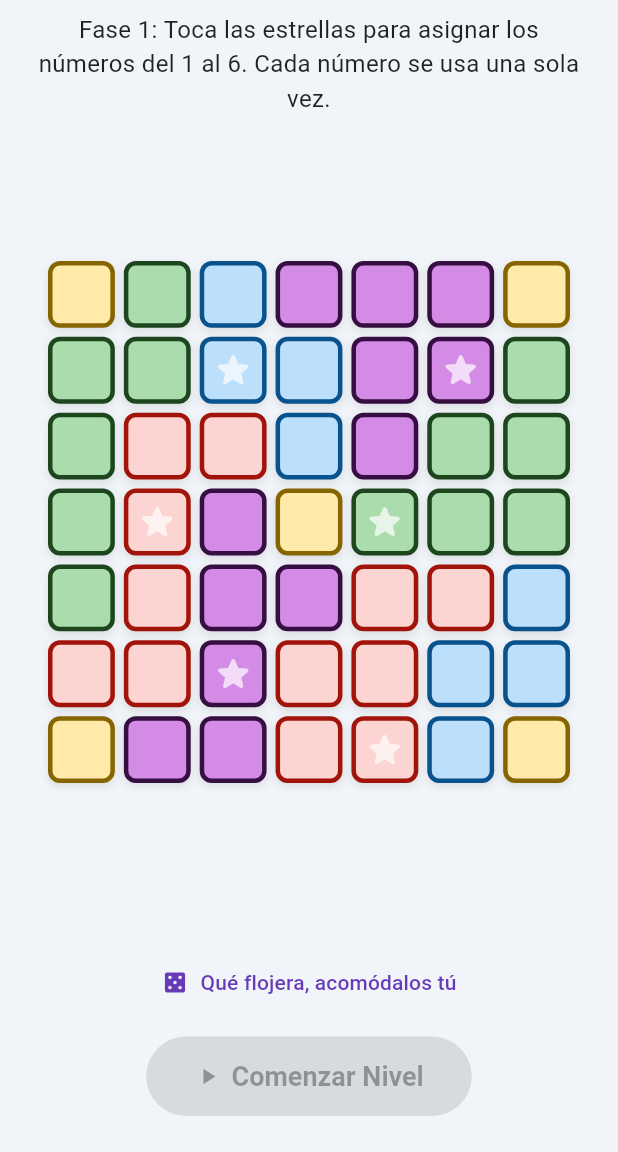
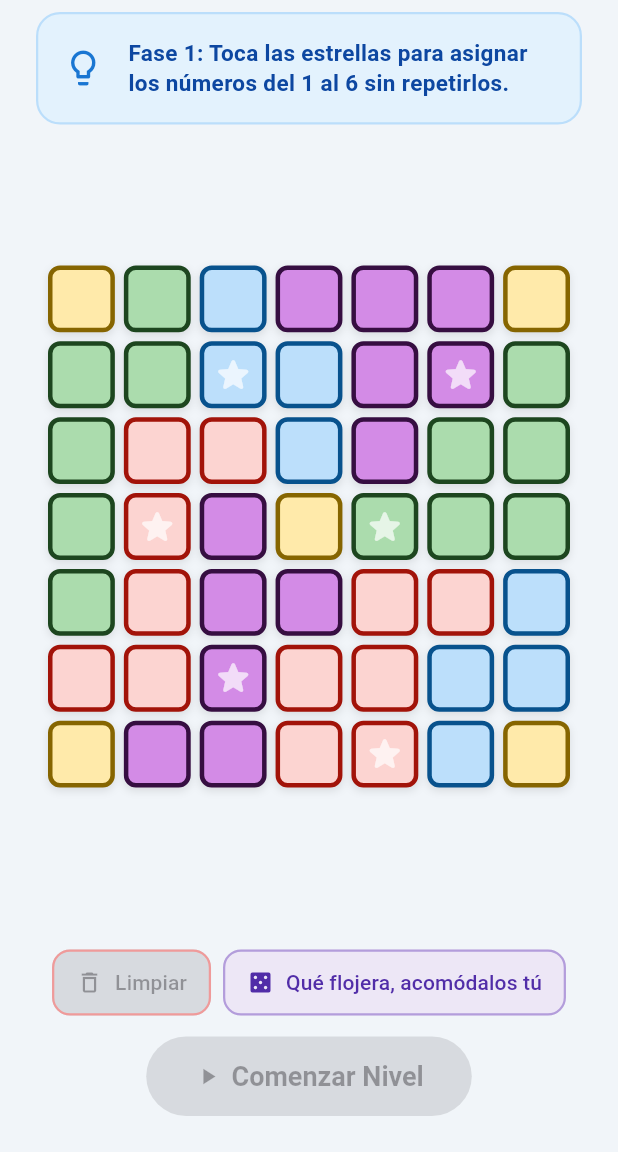
Before and after one commit to fabianMc328/brilliant, a Flutter app: the screen it shows after launch, on a phone screen of 412 x 824 dp, the part 84-1236 px from its top. Run offline on Flutter 3.47's test engine with Material 3 defaults, Android fonts, the phone set to English and light mode, and no system bars; our stand-ins replace flutter_bloc.

Commit message:
boton limpiar creado.

```diff
--- a/lib/juego_evento.dart
+++ b/lib/juego_evento.dart
@@ -22,3 +22,6 @@ class AvanzarJuego extends JuegoEvento {}
 
 /// Llena las 6 casillas iniciales con números del 1 al 6 de forma aleatoria
 class LlenarValoresAleatorios extends JuegoEvento {}
+
+/// Limpia todos los valores colocados en las casillas iniciales
+class LimpiarValoresIniciales extends JuegoEvento {}
--- a/lib/pantalla_juego.dart
+++ b/lib/pantalla_juego.dart
@@ -78,20 +78,42 @@ class _PantallaJuegoState extends State<PantallaJuego> {
                   final yaUsado = estado.valoresColocados.containsValue(numero) &&
                                   estado.valoresColocados[coord] != numero;
 
-                  return ActionChip(
-                    label: Text(
-                      '$numero',
-                      style: const TextStyle(fontSize: 24, fontWeight: FontWeight.bold),
-                    ),
-                    padding: const EdgeInsets.all(12),
-                    backgroundColor: yaUsado ? Colors.grey.shade300 : Colors.white,
-                    disabledColor: Colors.grey.shade300,
-                    onPressed: yaUsado
+                  return InkWell(
+                    onTap: yaUsado
                         ? null
                         : () {
                             context.read<JuegoBloc>().add(ColocarValorInicial(coord, numero));
-                            Navigator.pop(ctx); // Cierra el bottom sheet
+                            Navigator.pop(ctx);
                           },
+                    borderRadius: BorderRadius.circular(16),
+                    child: Container(
+                      width: 64,
+                      height: 64,
+                      decoration: BoxDecoration(
+                        color: yaUsado ? Colors.grey.shade100 : Colors.white,
+                        borderRadius: BorderRadius.circular(16),
+                        border: Border.all(
+                          color: yaUsado ? Colors.grey.shade300 : Colors.blue.shade300,
+                          width: 2,
+                        ),
+                        boxShadow: yaUsado ? [] : [
+                          BoxShadow(
+                            color: Colors.blue.withOpacity(0.15),
+                            blurRadius: 8,
+                            offset: const Offset(0, 4),
+                          )
+                        ],
+                      ),
+                      alignment: Alignment.center,
+                      child: Text(
+                        '$numero',
+                        style: TextStyle(
+                          fontSize: 28,
+                          fontWeight: FontWeight.w900,
+                          color: yaUsado ? Colors.grey.shade400 : Colors.blue.shade800,
+                        ),
+                      ),
+                    ),
                   );
                 }),
               ),
@@ -143,12 +165,32 @@ class _PantallaJuegoState extends State<PantallaJuego> {
             mainAxisAlignment: MainAxisAlignment.center,
             children: [
               if (state is! JuegoEnProgreso)
-                const Padding(
-                  padding: EdgeInsets.symmetric(horizontal: 24.0, vertical: 8.0),
-                  child: Text(
-                    'Fase 1: Toca las estrellas para asignar los números del 1 al 6. Cada número se usa una sola vez.',
-                    textAlign: TextAlign.center,
-                    style: TextStyle(fontSize: 16, color: Colors.black87),
+                Padding(
+                  padding: const EdgeInsets.symmetric(horizontal: 24.0, vertical: 8.0),
+                  child: Container(
+                    padding: const EdgeInsets.all(16),
+                    decoration: BoxDecoration(
+                      color: Colors.blue.shade50,
+                      borderRadius: BorderRadius.circular(16),
+                      border: Border.all(color: Colors.blue.shade100, width: 1.5),
+                    ),
+                    child: Row(
+                      children: [
+                        Icon(Icons.lightbulb_outline, color: Colors.blue.shade700, size: 28),
+                        const SizedBox(width: 16),
+                        Expanded(
+                          child: Text(
+                            'Fase 1: Toca las estrellas para asignar los números del 1 al 6 sin repetirlos.',
+                            style: TextStyle(
+                              fontSize: 15,
+                              color: Colors.blue.shade900,
+                              fontWeight: FontWeight.w600,
+                              height: 1.3,
+                            ),
+                          ),
+                        ),
+                      ],
+                    ),
                   ),
                 ),
               Expanded(
@@ -215,14 +257,39 @@ class _PantallaJuegoState extends State<PantallaJuego> {
               if (state is JuegoEsperandoValoresIniciales || (state is JuegoError && state.estadoAnterior is JuegoEsperandoValoresIniciales))
                 Column(
                   children: [
-                    TextButton.icon(
-                      onPressed: () => context.read<JuegoBloc>().add(LlenarValoresAleatorios()),
-                      icon: const Icon(Icons.casino),
-                      label: const Text('Qué flojera, acomódalos tú'),
-                      style: TextButton.styleFrom(
-                        foregroundColor: Colors.deepPurple,
-                        padding: const EdgeInsets.symmetric(horizontal: 20, vertical: 12),
-                      ),
+                    Wrap(
+                      alignment: WrapAlignment.center,
+                      spacing: 8,
+                      children: [
+                        ElevatedButton.icon(
+                          onPressed: valoresActuales.isNotEmpty
+                              ? () => context.read<JuegoBloc>().add(LimpiarValoresIniciales())
+                              : null,
+                          icon: const Icon(Icons.delete_outline),
+                          label: const Text('Limpiar'),
+                          style: ElevatedButton.styleFrom(
+                            foregroundColor: Colors.red.shade700,
+                            backgroundColor: Colors.red.shade50,
+                            elevation: 0,
+                            side: BorderSide(color: Colors.red.shade200, width: 1.5),
+                            shape: RoundedRectangleBorder(borderRadius: BorderRadius.circular(12)),
+                            padding: const EdgeInsets.symmetric(horizontal: 16, vertical: 12),
+                          ),
+                        ),
+                        ElevatedButton.icon(
+                          onPressed: () => context.read<JuegoBloc>().add(LlenarValoresAleatorios()),
+                          icon: const Icon(Icons.casino),
+                          label: const Text('Qué flojera, acomódalos tú'),
+                          style: ElevatedButton.styleFrom(
+                            foregroundColor: Colors.deepPurple.shade700,
+                            backgroundColor: Colors.deepPurple.shade50,
+                            elevation: 0,
+                            side: BorderSide(color: Colors.deepPurple.shade200, width: 1.5),
+                            shape: RoundedRectangleBorder(borderRadius: BorderRadius.circular(12)),
+                            padding: const EdgeInsets.symmetric(horizontal: 16, vertical: 12),
+                          ),
+                        ),
+                      ],
                     ),
                     const SizedBox(height: 12),
                     ElevatedButton.icon(
```
Also changed, not shown: lib/juego_bloc.dart (+12 -0 lines).
